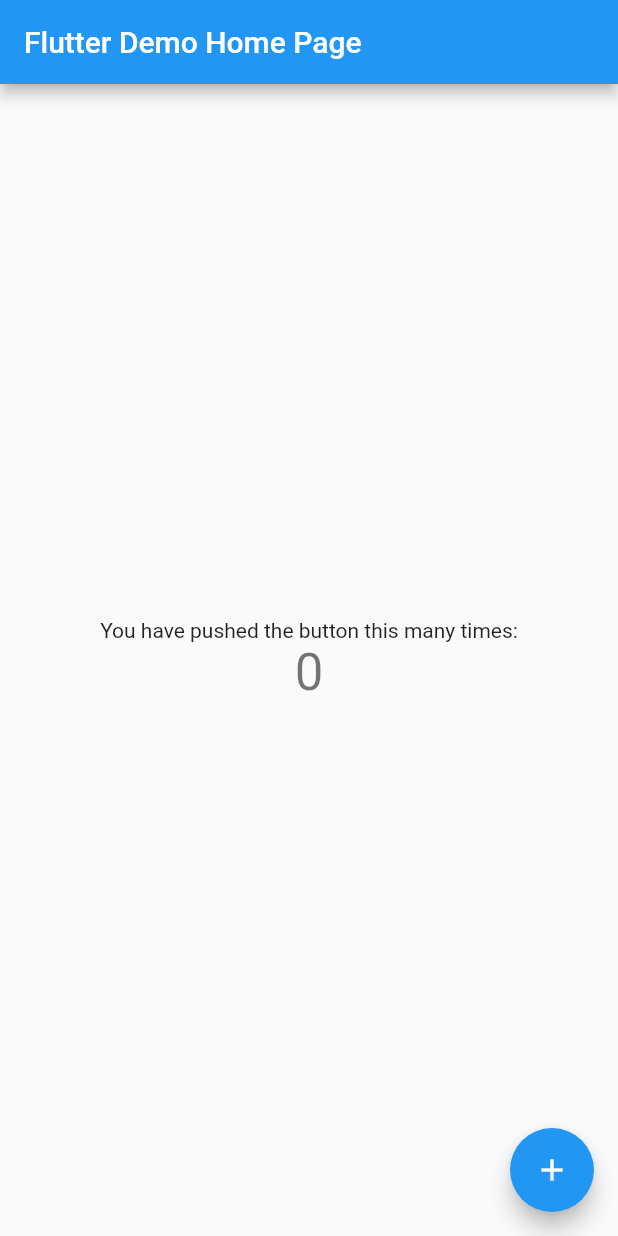
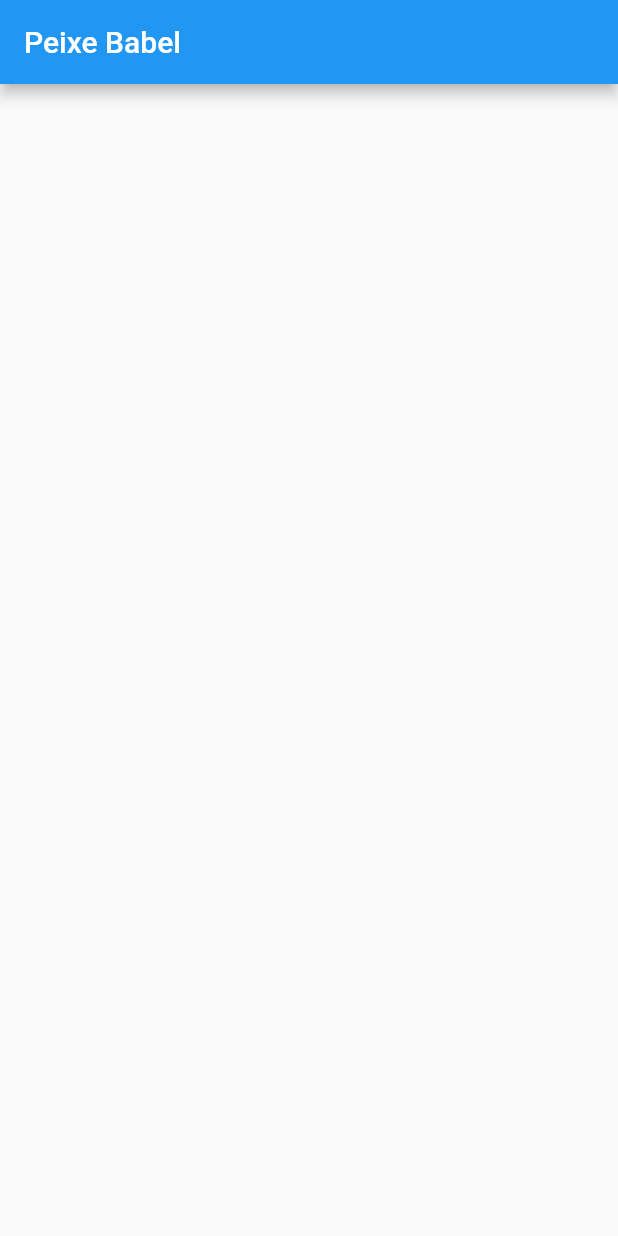
Before and after one commit to Aikenpil/TP_App_PeixeBabel, a Flutter app: the screen it shows after launch, on a phone screen of 412 x 824 dp. Run offline on Flutter 3.47's test engine with Material 2 defaults, Android fonts, the phone set to English and light mode, and no system bars.

Commit message:
feat: blank page

```diff
--- a/lib/main.dart
+++ b/lib/main.dart
@@ -1,4 +1,5 @@
 import 'package:flutter/material.dart';
+import 'package:http/http.dart';
 
 void main() {
   runApp(const MyApp());
@@ -7,39 +8,21 @@
 class MyApp extends StatelessWidget {
   const MyApp({super.key});
 
-  // This widget is the root of your application.
   @override
   Widget build(BuildContext context) {
     return MaterialApp(
-      title: 'Flutter Demo',
+      title: 'Peixe Babel',
       theme: ThemeData(
-        // This is the theme of your application.
-        //
-        // Try running your application with "flutter run". You'll see the
-        // application has a blue toolbar. Then, without quitting the app, try
-        // changing the primarySwatch below to Colors.green and then invoke
-        // "hot reload" (press "r" in the console where you ran "flutter run",
-        // or simply save your changes to "hot reload" in a Flutter IDE).
-        // Notice that the counter didn't reset back to zero; the application
-        // is not restarted.
         primarySwatch: Colors.blue,
       ),
-      home: const MyHomePage(title: 'Flutter Demo Home Page'),
+      home: const MyHomePage(title: 'Peixe Babel'),
+      debugShowCheckedModeBanner: false,
     );
   }
 }
 
 class MyHomePage extends StatefulWidget {
   const MyHomePage({super.key, required this.title});
-
-  // This widget is the home page of your application. It is stateful, meaning
-  // that it has a State object (defined below) that contains fields that affect
-  // how it looks.
-
-  // This class is the configuration for the state. It holds the values (in this
-  // case the title) provided by the parent (in this case the App widget) and
-  // used by the build method of the State. Fields in a Widget subclass are
-  // always marked "final".
 
   final String title;
 
@@ -48,68 +31,22 @@
 }
 
 class _MyHomePageState extends State<MyHomePage> {
-  int _counter = 0;
-
-  void _incrementCounter() {
-    setState(() {
-      // This call to setState tells the Flutter framework that something has
-      // changed in this State, which causes it to rerun the build method below
-      // so that the display can reflect the updated values. If we changed
-      // _counter without calling setState(), then the build method would not be
-      // called again, and so nothing would appear to happen.
-      _counter++;
-    });
-  }
 
   @override
   Widget build(BuildContext context) {
-    // This method is rerun every time setState is called, for instance as done
-    // by the _incrementCounter method above.
-    //
-    // The Flutter framework has been optimized to make rerunning build methods
-    // fast, so that you can just rebuild anything that needs updating rather
-    // than having to individually change instances of widgets.
+
     return Scaffold(
       appBar: AppBar(
-        // Here we take the value from the MyHomePage object that was created by
-        // the App.build method, and use it to set our appbar title.
         title: Text(widget.title),
       ),
       body: Center(
-        // Center is a layout widget. It takes a single child and positions it
-        // in the middle of the parent.
         child: Column(
-          // Column is also a layout widget. It takes a list of children and
-          // arranges them vertically. By default, it sizes itself to fit its
-          // children horizontally, and tries to be as tall as its parent.
-          //
-          // Invoke "debug painting" (press "p" in the console, choose the
-          // "Toggle Debug Paint" action from the Flutter Inspector in Android
-          // Studio, or the "Toggle Debug Paint" command in Visual Studio Code)
-          // to see the wireframe for each widget.
-          //
-          // Column has various properties to control how it sizes itself and
-          // how it positions its children. Here we use mainAxisAlignment to
-          // center the children vertically; the main axis here is the vertical
-          // axis because Columns are vertical (the cross axis would be
-          // horizontal).
           mainAxisAlignment: MainAxisAlignment.center,
           children: <Widget>[
-            const Text(
-              'You have pushed the button this many times:',
-            ),
-            Text(
-              '$_counter',
-              style: Theme.of(context).textTheme.headline4,
-            ),
+
           ],
         ),
       ),
-      floatingActionButton: FloatingActionButton(
-        onPressed: _incrementCounter,
-        tooltip: 'Increment',
-        child: const Icon(Icons.add),
-      ), // This trailing comma makes auto-formatting nicer for build methods.
     );
   }
 }
```
